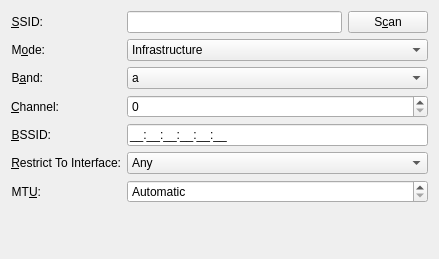
This is libs/ui/802-11-wireless.ui in netrunner-debian-kde-extras/networkmanagement as Qt 5 draws it before an edit. The edited form follows.
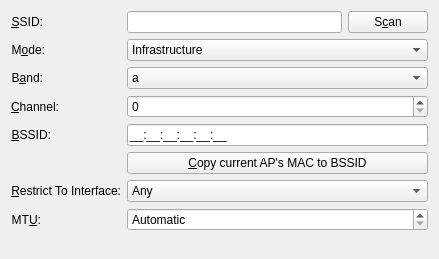
This is the edited form. Custom widgets are drawn as their Qt base class.

```diff
--- a/libs/ui/802-11-wireless.ui
+++ b/libs/ui/802-11-wireless.ui
@@ -172,7 +172,14 @@
      </property>
     </widget>
    </item>
-   <item row="5" column="0">
+   <item row="5" column="1">
+    <widget class="QPushButton" name="useCurrentApAsBssid">
+     <property name="text">
+      <string>&amp;Copy current AP's MAC to BSSID</string>
+     </property>
+    </widget>
+   </item>
+   <item row="6" column="0">
     <widget class="QLabel" name="label_6">
      <property name="text">
       <string>&amp;Restrict To Interface:</string>
@@ -185,7 +192,7 @@
      </property>
     </widget>
    </item>
-   <item row="5" column="1">
+   <item row="6" column="1">
     <widget class="KComboBox" name="cmbMacAddress">
      <item>
       <property name="text">
@@ -194,7 +201,7 @@
      </item>
     </widget>
    </item>
-   <item row="6" column="0">
+   <item row="7" column="0">
     <widget class="QLabel" name="label_7">
      <property name="text">
       <string>MT&amp;U:</string>
@@ -207,7 +214,7 @@
      </property>
     </widget>
    </item>
-   <item row="6" column="1">
+   <item row="7" column="1">
     <widget class="KIntSpinBox" name="mtu">
      <property name="toolTip">
       <string>Maximum Transmission Unit</string>
```
